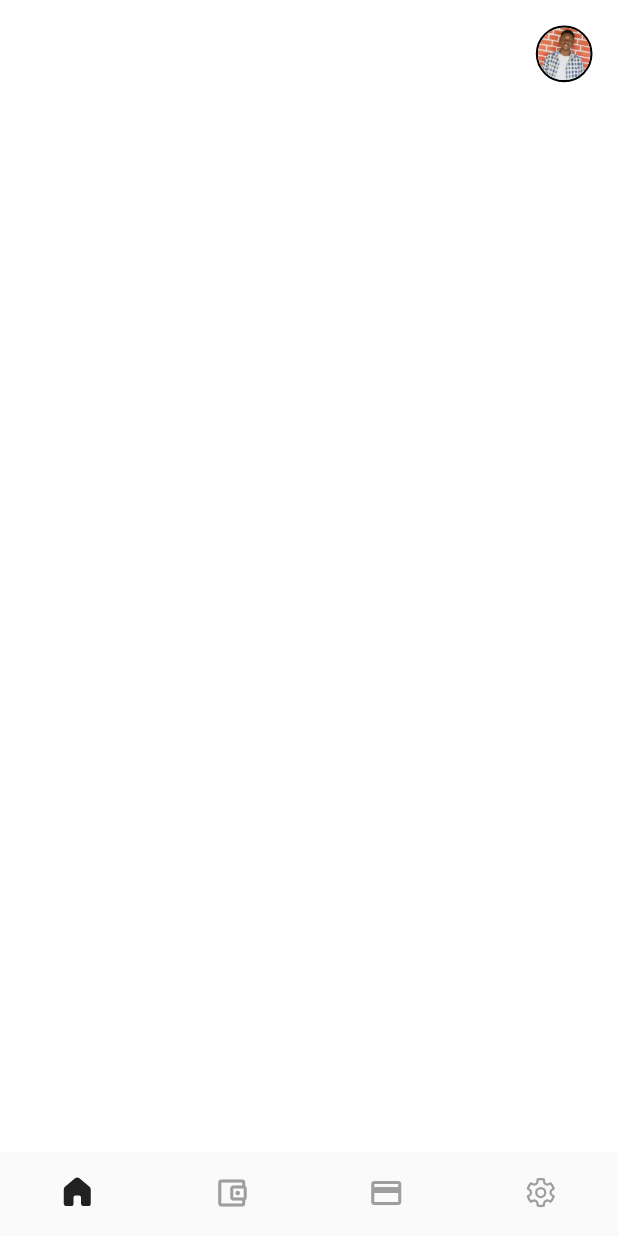
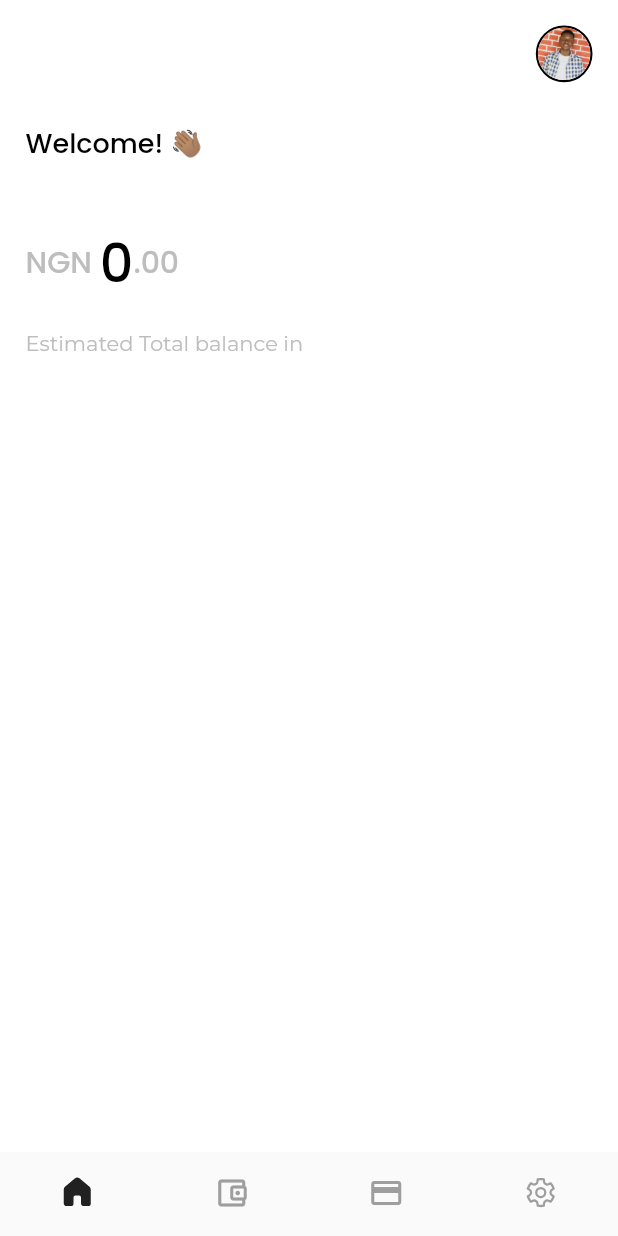
Before and after one commit to ProsperChihimba/coinprofile, a Flutter app: the screen it shows after launch, on a phone screen of 412 x 824 dp. Run offline on Flutter 3.47's test engine with Material 2 defaults, Android fonts, the phone set to English and light mode, and no system bars; our stand-ins replace fluentui_icons, gap, get, google_fonts.

Commit message:
Add: body texts

```diff
--- a/lib/screens/home_screen.dart
+++ b/lib/screens/home_screen.dart
@@ -1,6 +1,7 @@
 import 'package:coinprofile/utils/app_layout.dart';
 import 'package:coinprofile/utils/app_styles.dart';
 import 'package:flutter/material.dart';
+import 'package:gap/gap.dart';
 
 class HomeScreen extends StatefulWidget {
   const HomeScreen({super.key});
@@ -18,20 +19,16 @@ class _HomeScreenState extends State<HomeScreen> {
         children: [
           Padding(
             padding: EdgeInsets.symmetric(horizontal: AppLayout.getWidth(17)),
-            child: Column(
-              children: [
-                // App header
-                Padding(
-                  padding:
-                      EdgeInsets.symmetric(vertical: AppLayout.getHeight(17)),
+            child: Padding(
+              padding: EdgeInsets.symmetric(vertical: AppLayout.getHeight(17)),
               child: Row(
                 mainAxisAlignment: MainAxisAlignment.spaceBetween,
                 children: [
                   Container(),
                   Container(
                     decoration: BoxDecoration(
-                            border: Border.all(
-                                width: 1.4, color: Styles.blackColor),
+                        border:
+                            Border.all(width: 1.4, color: Styles.blackColor),
                         borderRadius:
                             BorderRadius.circular(AppLayout.getWidth(20))),
                     child: ClipRRect(
@@ -47,9 +44,52 @@ class _HomeScreenState extends State<HomeScreen> {
                 ],
               ),
             ),
+          ),
+          Padding(
+            padding: EdgeInsets.symmetric(
+                horizontal: AppLayout.getWidth(17),
+                vertical: AppLayout.getHeight(10)),
+            child: Text(
+              "Welcome! 👋🏽",
+              style: Styles.headerText,
+            ),
+          ),
+          // user balance section
+          Gap(AppLayout.getHeight(30)),
+          Padding(
+            padding: EdgeInsets.symmetric(
+              horizontal: AppLayout.getWidth(17),
+            ),
+            child: Row(
+              children: [
+                Text(
+                  "NGN ",
+                  style: Styles.headerText
+                      .copyWith(color: Colors.grey.shade400, fontSize: 20),
+                ),
+                Text(
+                  "0",
+                  style: Styles.headerText.copyWith(fontSize: 35),
+                ),
+                Text(
+                  ".00",
+                  style: Styles.headerText
+                      .copyWith(color: Colors.grey.shade400, fontSize: 20),
+                )
+              ],
+            ),
+          ),
 
-                // Welcome message
-              ],
+          Gap(AppLayout.getHeight(18)),
+          Padding(
+            padding: EdgeInsets.symmetric(
+              horizontal: AppLayout.getWidth(17),
+            ),
+            child: Text(
+              "Estimated Total balance in ",
+              style: Styles.normalText.copyWith(
+                color: Colors.grey.shade400,
+              ),
             ),
           )
         ],
--- a/lib/utils/app_styles.dart
+++ b/lib/utils/app_styles.dart
@@ -13,16 +13,16 @@ class Styles {
   // Basic app text styles
   static TextStyle normalText = GoogleFonts.montserrat(
       fontSize: AppLayout.getWidth(14),
-      fontWeight: FontWeight.w500,
-      color: primaryColor);
+      // fontWeight: FontWeight.w400,
+      color: blackColor);
 
-  static TextStyle headerText = GoogleFonts.montserrat(
+  static TextStyle headerText = GoogleFonts.poppins(
       fontSize: AppLayout.getWidth(18),
       fontWeight: FontWeight.w500,
-      color: primaryColor);
+      color: blackColor);
 
   static TextStyle headerTextTwo = GoogleFonts.montserrat(
       fontSize: AppLayout.getWidth(16),
       fontWeight: FontWeight.w500,
-      color: primaryColor);
+      color: blackColor);
 }
```
Lines whose indentation alone changed are shown as unchanged.
